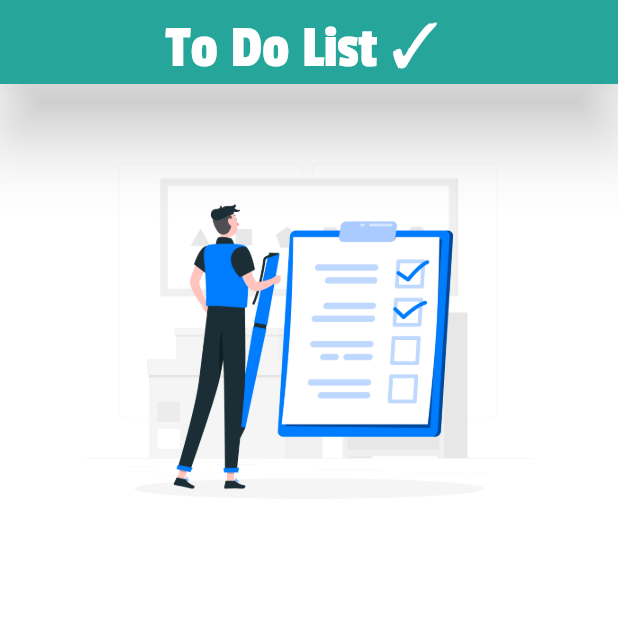
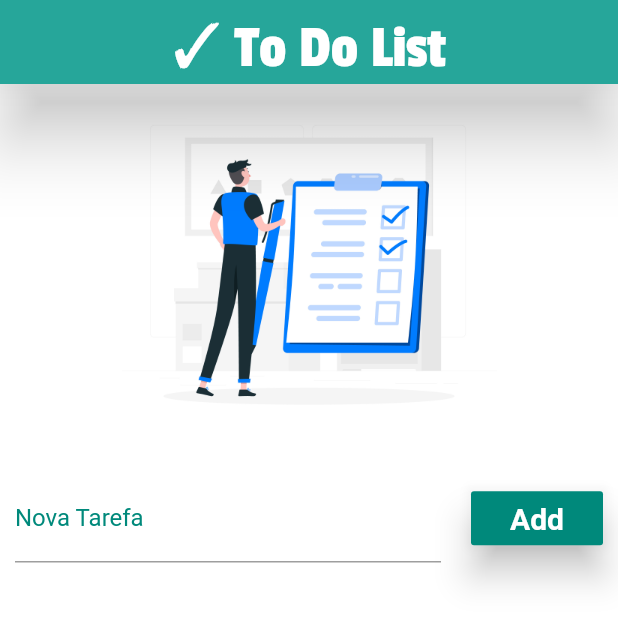
Before and after one commit to guilhermtorres/lista_tarefas, a Flutter app: the screen it shows after launch, on a phone screen of 412 x 824 dp. Shown: the top 624 px of the screen. Run offline on Flutter 3.47's test engine with Material 2 defaults, Android fonts, the phone set to English and light mode, and no system bars.

```diff
--- a/lib/src/app.dart
+++ b/lib/src/app.dart
@@ -12,13 +12,17 @@ class ToDoListApp extends StatelessWidget {
                 fontSize: 24,
                 fontWeight: FontWeight.bold,
               ),
+              button: TextStyle(
+                color: Colors.cyan[200],
+                fontWeight: FontWeight.bold,
+              ),
               subtitle: TextStyle(
                 fontFamily: 'DidactGothic',
                 fontSize: 24,
               ),
             ),
         primarySwatch: Colors.teal,
-        accentColor: Colors.cyan[200],
+        accentColor: Colors.teal[600],
         appBarTheme: AppBarTheme(
           color: Colors.teal[400],
           textTheme: ThemeData.light().textTheme.copyWith(
--- a/lib/src/views/home_views.dart
+++ b/lib/src/views/home_views.dart
@@ -1,6 +1,39 @@
+import 'dart:convert';
+import 'dart:io';
+import 'dart:async';
 import 'package:flutter/material.dart';
+import 'package:path_provider/path_provider.dart';
 
-class HomeView extends StatelessWidget {
+class HomeView extends StatefulWidget {
+  @override
+  _HomeViewState createState() => _HomeViewState();
+}
+
+class _HomeViewState extends State<HomeView> {
+  final toDoController = TextEditingController();
+  List toDoList = [];
+
+  @override
+  void initState() {
+    super.initState();
+    readData().then((data) {
+      setState(() {
+        toDoList = json.decode(data);
+      });
+    });
+  }
+
+  void addToDo() {
+    setState(() {
+      Map<String, dynamic> newToDo = Map();
+      newToDo['title'] = toDoController.text;
+      toDoController.text = '';
+      newToDo['ok'] = false;
+      toDoList.add(newToDo);
+      saveData();
+    });
+  }
+
   @override
   Widget build(BuildContext context) {
     return Scaffold(
@@ -8,27 +41,125 @@ class HomeView extends StatelessWidget {
         centerTitle: true,
         elevation: 20,
         title: Text(
-            'To Do List ✓ ',
+          '✓ To Do List',
         ),
       ),
       body: Column(
         children: <Widget>[
-            SizedBox(
-              height: 20,
-            ),
-            Row(
+          Container(
+            child: Row(
               mainAxisAlignment: MainAxisAlignment.center,
               children: <Widget>[
                 Container(
-                  width: 300,
-                  height: 300,
+                  width: 250,
+                  height: 250,
                   child: Image.asset(
                     'assets/images/home_image.jpg',
                   ),
                 ),
               ],
+            ),
+          ),
+          Container(
+            child: Row(
+              children: <Widget>[
+                Expanded(
+                  child: Padding(
+                    padding: const EdgeInsets.all(10.0),
+                    child: TextField(
+                      controller: toDoController,
+                      decoration: InputDecoration(
+                        labelText: 'Nova Tarefa',
+                        labelStyle: TextStyle(
+                          color: Theme.of(context).accentColor,
+                        ),
+                      ),
+                    ),
+                  ),
+                ),
+                Padding(
+                  padding: const EdgeInsets.all(10.0),
+                  child: RaisedButton(
+                    elevation: 10,
+                    color: Theme.of(context).accentColor,
+                    onPressed: addToDo,
+                    child: Text(
+                      'Add',
+                      style: TextStyle(
+                        color: Colors.white,
+                        fontSize: 20,
+                      ),
+                    ),
+                  ),
                 )
               ],
-        ));
+            ),
+          ),
+          Expanded(
+            child: Padding(
+              padding: const EdgeInsets.all(8.0),
+              child: ListView.builder(
+                itemBuilder: buildItem,
+                itemCount: toDoList.length,
+              ),
+            ),
+          ),
+        ],
+      ),
+    );
+  }
+
+  Widget buildItem(context, index) {
+    return Dismissible(
+      key: Key(
+        DateTime.now().millisecondsSinceEpoch.toString(),
+      ),
+      background: Container(
+        color: Colors.red,
+        child: Align(
+          alignment: Alignment(-0.9, 0.0),
+          child: Icon(
+            Icons.delete,
+            color: Colors.white,
+          ),
+        ),
+      ),
+      direction: DismissDirection.startToEnd,
+      child: CheckboxListTile(
+        onChanged: (check) {
+          setState(() {
+            toDoList[index]['ok'] = check;
+            saveData();
+          });
+        },
+        value: toDoList[index]['ok'],
+        title: Text(toDoList[index]['title']),
+        secondary: CircleAvatar(
+          child: Icon(
+            toDoList[index]['ok'] ? Icons.check : Icons.child_care,
+          ),
+        ),
+      ),
+    );
+  }
+
+  Future<File> getFile() async {
+    final directory = await getApplicationDocumentsDirectory();
+    return File('${directory.path}/data.json');
+  }
+
+  Future<File> saveData() async {
+    String data = json.encode(toDoList);
+    final file = await getFile();
+    return file.writeAsString(data);
+  }
+
+  Future<String> readData() async {
+    try {
+      final file = await getFile();
+      return file.readAsString();
+    } catch (e) {
+      return null;
     }
   }
+}
--- a/pubspec.yaml
+++ b/pubspec.yaml
@@ -17,13 +17,13 @@ environment:
   sdk: ">=2.1.0 <3.0.0"
 
 dependencies:
-  path_provider: ^1.6.7
   flutter:
     sdk: flutter
 
   # The following adds the Cupertino Icons font to your application.
   # Use with the CupertinoIcons class for iOS style icons.
   cupertino_icons: ^0.1.2
+  path_provider: ^1.6.7
 
 dev_dependencies:
   flutter_test:
```
Lines whose indentation alone changed are shown as unchanged.
